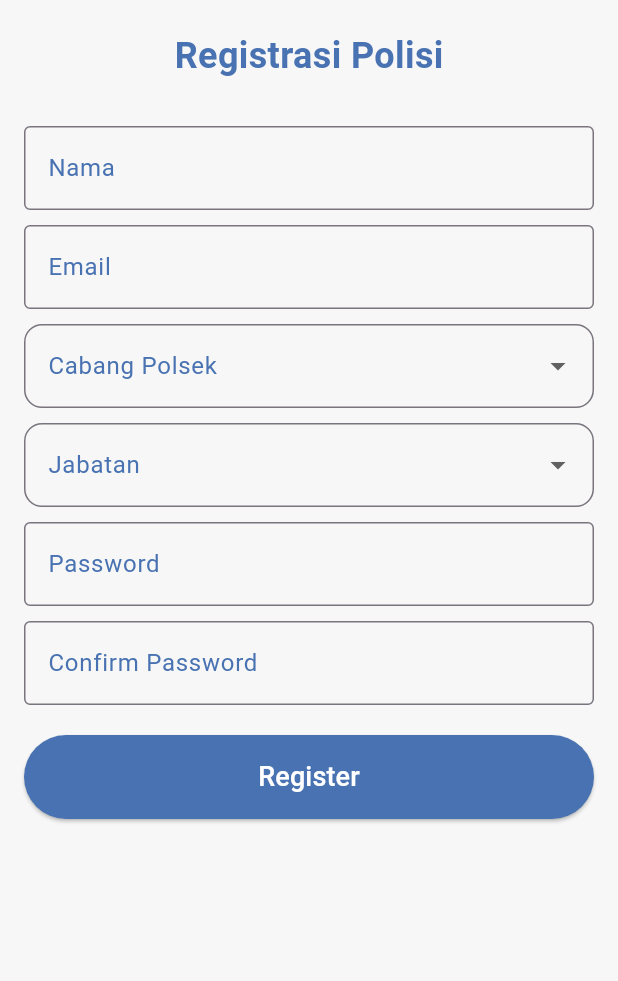
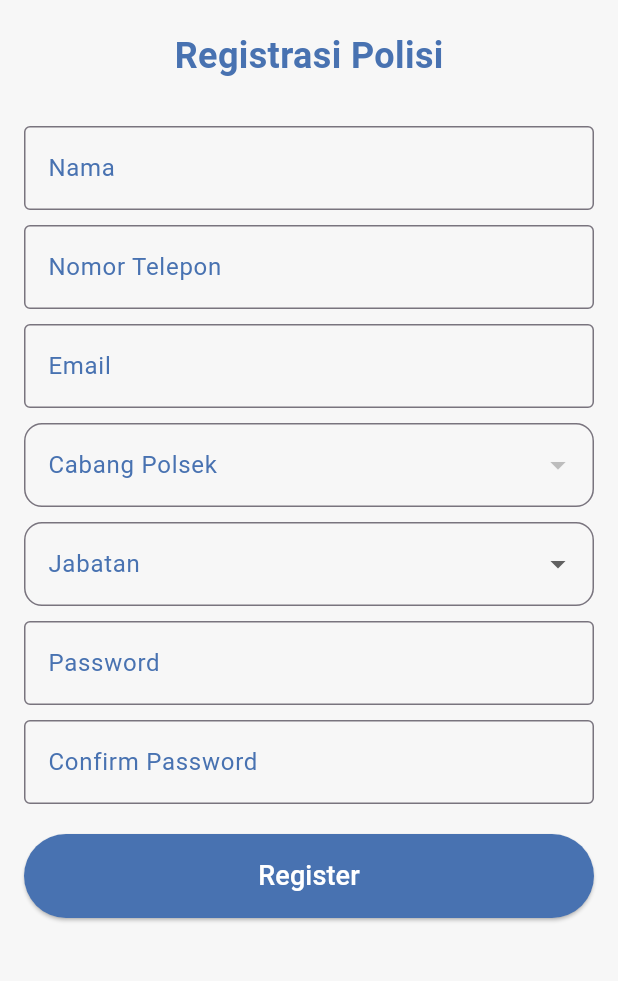
Before and after one commit to Rescue-Ace/FrontEnd, a Flutter app: the RegisterPolisi screen opened directly, on a phone screen of 412 x 824 dp, the part 228-1209 px from its top. Run offline on Flutter 3.47's test engine with Material 3 defaults, Android fonts, the phone set to English and light mode, and no system bars; network calls fail.

```diff
--- a/lib/screens/register_polisi.dart
+++ b/lib/screens/register_polisi.dart
@@ -9,6 +9,7 @@ class RegisterPolisi extends StatefulWidget {
 
 class _RegisterPolisiState extends State<RegisterPolisi> {
   final TextEditingController _nameController = TextEditingController();
+  final TextEditingController _telpController = TextEditingController(); // Tambahkan controller untuk nomor telepon
   final TextEditingController _emailController = TextEditingController();
   final TextEditingController _passwordController = TextEditingController();
   final TextEditingController _confirmPasswordController = TextEditingController();
@@ -37,38 +38,44 @@ class _RegisterPolisiState extends State<RegisterPolisi> {
   void _register() async {
     if (_passwordController.text == _confirmPasswordController.text) {
       Map<String, dynamic> newUser = {
-        'name': _nameController.text,
+        'nama': _nameController.text,
+        'telp': _telpController.text, // Tambahkan nomor telepon
+        'id_polsek': _selectedCabangPolsek,
+        'komandan': _selectedJabatan == 'Komandan', // Komandan jika true, anggota jika false
         'email': _emailController.text,
         'password': _passwordController.text,
-        'role': 'polisi',
-        'jabatan': _selectedJabatan,
-        'cabang': _selectedCabangPolsek,
       };
-      await apiService.registerUser(newUser);
-      Navigator.pushReplacement(
-        context,
-        MaterialPageRoute(builder: (context) => LoginScreen()),
-      );
+
+      try {
+        await apiService.registerPolisi(newUser); // Gunakan API service untuk register
+        Navigator.pushReplacement(
+          context,
+          MaterialPageRoute(builder: (context) => LoginScreen()),
+        );
+      } catch (e) {
+        print('Registration failed: $e');
+      }
+    } else {
+      // Handle error jika password tidak cocok
+      print('Passwords do not match');
     }
   }
-
-///////////////////////////////////////////////////////////////////////////////
 
   final GlobalKey<FormState> _formKey = GlobalKey<FormState>(); // Key untuk validasi form
 
   @override
   Widget build(BuildContext context) {
-    final Color backgroundColor = Color(0xFFF7F7F7); // Warna latar belakang
-    final Color boxBorderColor = Color(0xFFA1BED6); // Warna border box
-    final Color textColor = Color(0xFF4872B1); // Warna teks di dalam box
-    final Color buttonTextColor = Colors.white; // Warna teks tombol register
+    final Color backgroundColor = Color(0xFFF7F7F7);
+    final Color boxBorderColor = Color(0xFFA1BED6);
+    final Color textColor = Color(0xFF4872B1);
+    final Color buttonTextColor = Colors.white;
 
     return Scaffold(
       appBar: AppBar(
-        backgroundColor: backgroundColor, // Pastikan warna AppBar sama dengan background
-        elevation: 0, // Hilangkan bayangan pada AppBar
+        backgroundColor: backgroundColor,
+        elevation: 0,
         leading: IconButton(
-          icon: Icon(Icons.arrow_back, color: textColor), // Tombol back
+          icon: Icon(Icons.arrow_back, color: textColor),
           onPressed: () {
             Navigator.of(context).pop();
           },
@@ -77,14 +84,14 @@ class _RegisterPolisiState extends State<RegisterPolisi> {
       body: SingleChildScrollView(
         padding: const EdgeInsets.all(16.0),
         child: Form(
-          key: _formKey, // Menggunakan Form untuk validasi
+          key: _formKey,
           child: Column(
             mainAxisAlignment: MainAxisAlignment.start,
             crossAxisAlignment: CrossAxisAlignment.stretch,
             children: [
               Center(
                 child: Image.asset(
-                  'assets/images/logo2.png', // Pastikan gambar logo sudah ada di folder assets
+                  'assets/images/logo2.png',
                   width: 80,
                   height: 80,
                 ),
@@ -96,7 +103,7 @@ class _RegisterPolisiState extends State<RegisterPolisi> {
                   style: TextStyle(
                     fontSize: 24,
                     fontWeight: FontWeight.bold,
-                    color: textColor, // Warna teks judul
+                    color: textColor,
                   ),
                 ),
               ),
@@ -106,12 +113,12 @@ class _RegisterPolisiState extends State<RegisterPolisi> {
                 controller: _nameController,
                 decoration: InputDecoration(
                   labelText: 'Nama',
-                  labelStyle: TextStyle(color: textColor), // Warna teks dalam box
+                  labelStyle: TextStyle(color: textColor),
                   border: OutlineInputBorder(
-                    borderSide: BorderSide(color: boxBorderColor), // Warna border box
+                    borderSide: BorderSide(color: boxBorderColor),
                   ),
                   focusedBorder: OutlineInputBorder(
-                    borderSide: BorderSide(color: boxBorderColor, width: 2), // Warna border saat fokus
+                    borderSide: BorderSide(color: boxBorderColor, width: 2),
                   ),
                 ),
                 validator: (value) {
@@ -122,17 +129,38 @@ class _RegisterPolisiState extends State<RegisterPolisi> {
                 },
               ),
               SizedBox(height: 10),
+              // Input Nomor Telepon
+              TextFormField(
+                controller: _telpController,
+                decoration: InputDecoration(
+                  labelText: 'Nomor Telepon',
+                  labelStyle: TextStyle(color: textColor),
+                  border: OutlineInputBorder(
+                    borderSide: BorderSide(color: boxBorderColor),
+                  ),
+                  focusedBorder: OutlineInputBorder(
+                    borderSide: BorderSide(color: boxBorderColor, width: 2),
+                  ),
+                ),
+                validator: (value) {
+                  if (value == null || value.isEmpty) {
+                    return 'Nomor telepon wajib diisi';
+                  }
+                  return null;
+                },
+              ),
+              SizedBox(height: 10),
               // Input Email
               TextFormField(
                 controller: _emailController,
                 decoration: InputDecoration(
                   labelText: 'Email',
-                  labelStyle: TextStyle(color: textColor), // Warna teks dalam box
+                  labelStyle: TextStyle(color: textColor),
                   border: OutlineInputBorder(
-                    borderSide: BorderSide(color: boxBorderColor), // Warna border box
+                    borderSide: BorderSide(color: boxBorderColor),
                   ),
                   focusedBorder: OutlineInputBorder(
-                    borderSide: BorderSide(color: boxBorderColor, width: 2), // Warna border saat fokus
+                    borderSide: BorderSide(color: boxBorderColor, width: 2),
                   ),
                 ),
                 validator: (value) {
@@ -148,9 +176,9 @@ class _RegisterPolisiState extends State<RegisterPolisi> {
                 value: _selectedCabangPolsek,
                 decoration: InputDecoration(
                   labelText: 'Cabang Polsek',
-                  labelStyle: TextStyle(color: textColor), // Warna teks dalam dropdown
+                  labelStyle: TextStyle(color: textColor),
                   border: OutlineInputBorder(
-                    borderSide: BorderSide(color: boxBorderColor), // Warna border box
+                    borderSide: BorderSide(color: boxBorderColor),
                     borderRadius: BorderRadius.circular(12),
                   ),
                   focusedBorder: OutlineInputBorder(
@@ -183,9 +211,9 @@ class _RegisterPolisiState extends State<RegisterPolisi> {
                 value: _selectedJabatan,
                 decoration: InputDecoration(
                   labelText: 'Jabatan',
-                  labelStyle: TextStyle(color: textColor), // Warna teks dalam dropdown
+                  labelStyle: TextStyle(color: textColor),
                   border: OutlineInputBorder(
-                    borderSide: BorderSide(color: boxBorderColor), // Warna border box
+                    borderSide: BorderSide(color: boxBorderColor),
                     borderRadius: BorderRadius.circular(12),
                   ),
                   focusedBorder: OutlineInputBorder(
@@ -219,12 +247,12 @@ class _RegisterPolisiState extends State<RegisterPolisi> {
                 obscureText: true,
                 decoration: InputDecoration(
                   labelText: 'Password',
-                  labelStyle: TextStyle(color: textColor), // Warna teks dalam box
+                  labelStyle: TextStyle(color: textColor),
                   border: OutlineInputBorder(
-                    borderSide: BorderSide(color: boxBorderColor), // Warna border box
+                    borderSide: BorderSide(color: boxBorderColor),
                   ),
                   focusedBorder: OutlineInputBorder(
-                    borderSide: BorderSide(color: boxBorderColor, width: 2), // Warna border saat fokus
+                    borderSide: BorderSide(color: boxBorderColor, width: 2),
                   ),
                 ),
                 validator: (value) {
@@ -241,12 +269,12 @@ class _RegisterPolisiState extends State<RegisterPolisi> {
                 obscureText: true,
                 decoration: InputDecoration(
                   labelText: 'Confirm Password',
-                  labelStyle: TextStyle(color: textColor), // Warna teks dalam box
+                  labelStyle: TextStyle(color: textColor),
                   border: OutlineInputBorder(
-                    borderSide: BorderSide(color: boxBorderColor), // Warna border box
+                    borderSide: BorderSide(color: boxBorderColor),
                   ),
                   focusedBorder: OutlineInputBorder(
-                    borderSide: BorderSide(color: boxBorderColor, width: 2), // Warna border saat fokus
+                    borderSide: BorderSide(color: boxBorderColor, width: 2),
                   ),
                 ),
                 validator: (value) {
@@ -261,11 +289,7 @@ class _RegisterPolisiState extends State<RegisterPolisi> {
               ElevatedButton(
                 onPressed: () {
                   if (_formKey.currentState!.validate()) {
-                    // Setelah validasi, arahkan ke halaman login dan simpan data
-                    Navigator.pushReplacement(
-                      context,
-                      MaterialPageRoute(builder: (context) => LoginScreen()),
-                    );
+                    _register();
                   }
                 },
                 style: ElevatedButton.styleFrom(
```
Also changed, not shown: lib/screens/login_screen.dart (+42 -6 lines), lib/screens/register_damkar.dart (+38 -20 lines), lib/service/api_service.dart (+63 -41 lines).
